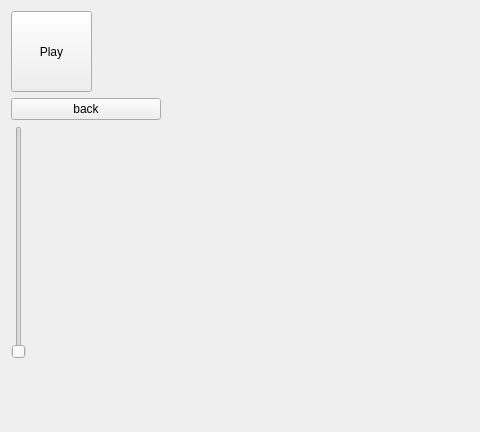
Old version of the form designpattern-master/designpattern-master/producerConsumerPattern/src/ui/widget.ui in the repository Pincinato/C_plus_plus_II; both pictures show x 0 to 480 and y 0 to 432 of the 1104 by 622 pixel window.
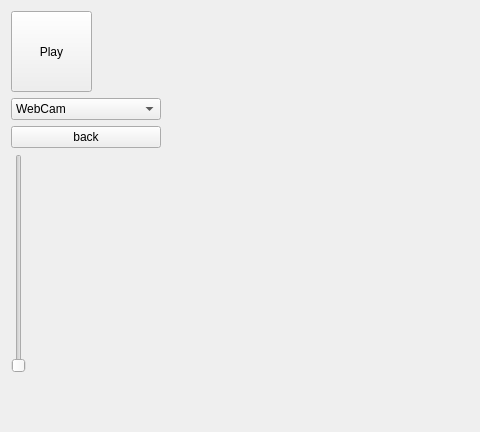
New version of the form.

The edit to the form file:
```diff
--- a/designpattern-master/designpattern-master/producerConsumerPattern/src/ui/widget.ui
+++ b/designpattern-master/designpattern-master/producerConsumerPattern/src/ui/widget.ui
@@ -43,6 +43,20 @@
          </property>
         </widget>
        </item>
+       <item>
+        <widget class="QComboBox" name="CameraOption">
+         <item>
+          <property name="text">
+           <string>WebCam</string>
+          </property>
+         </item>
+         <item>
+          <property name="text">
+           <string>USBCamera</string>
+          </property>
+         </item>
+        </widget>
+       </item>
        <item>
         <widget class="QPushButton" name="back_pushButton">
          <property name="text">
```
